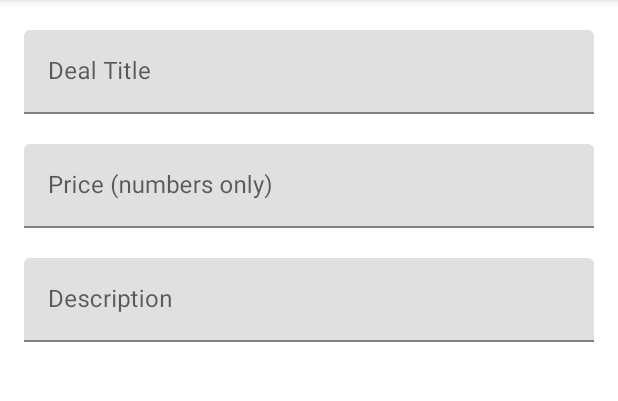
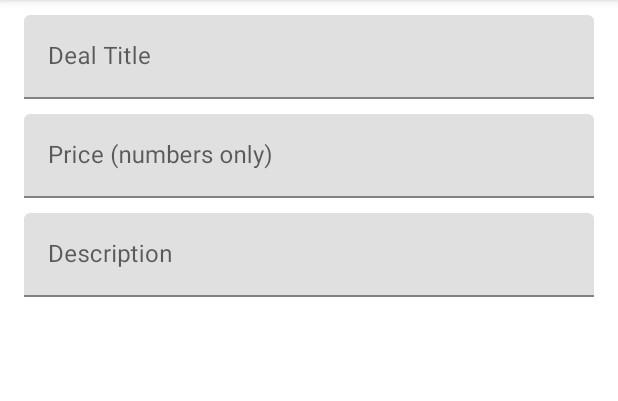
Before and after one commit to petekmunz/Travelmantics, an Android app: the DealActivity screen opened directly, with no data from a screen before it, on a phone screen of 412 x 824 dp, the part 84-485 px from its top. Run offline under Robolectric (Android 15) with nearby library versions, the phone set to English and light mode, and no system bars; our stand-ins replace Firebase (no records; nobody signed in at launch, a user with empty details on screens opened directly), data binding.

Commit message:
Removed log messages in viewmodels, changed dimension text_margin_large value, and wrapped Constraint layout in activity_deal in a Linear Layout

```diff
--- a/app/src/main/java/com/petermunyao/travelmantics/viewmodels/FirebaseUtilViewModel.java
+++ b/app/src/main/java/com/petermunyao/travelmantics/viewmodels/FirebaseUtilViewModel.java
@@ -1,7 +1,6 @@
 package com.petermunyao.travelmantics.viewmodels;
 
 import android.app.Application;
-import android.util.Log;
 
 import androidx.annotation.NonNull;
 import androidx.lifecycle.AndroidViewModel;
@@ -32,10 +31,8 @@ public class FirebaseUtilViewModel extends AndroidViewModel {
                         DocumentSnapshot document = task.getResult();
                         if (document.exists()) {
                             mAdminStatus.setValue(true);
-                            Log.d("IS ADMIN", "IS TRUE");
                         } else {
                             mAdminStatus.setValue(false);
-                            Log.d("IS ADMIN", "IS FALSE");
                         }
                     }
                 });
--- a/app/src/main/java/com/petermunyao/travelmantics/viewmodels/ListActivityViewModel.java
+++ b/app/src/main/java/com/petermunyao/travelmantics/viewmodels/ListActivityViewModel.java
@@ -1,7 +1,6 @@
 package com.petermunyao.travelmantics.viewmodels;
 
 import android.app.Application;
-import android.util.Log;
 
 import androidx.annotation.NonNull;
 import androidx.lifecycle.AndroidViewModel;
@@ -34,7 +33,6 @@ public class ListActivityViewModel extends AndroidViewModel {
                 for (QueryDocumentSnapshot doc : queryDocumentSnapshots) {
                     TravelDeal travelDeal = doc.toObject(TravelDeal.class);
                     list.add(travelDeal);
-                    Log.d("IT WORKS", "SEE");
                 }
                 mLiveData.setValue(list);
             }
--- a/app/src/main/res/layout/activity_deal.xml
+++ b/app/src/main/res/layout/activity_deal.xml
@@ -3,9 +3,15 @@
     xmlns:app="http://schemas.android.com/apk/res-auto"
     xmlns:tools="http://schemas.android.com/tools">
 
+    <LinearLayout
+        android:layout_width="match_parent"
+        android:layout_height="match_parent"
+        android:weightSum="3"
+        android:orientation="vertical">
         <androidx.constraintlayout.widget.ConstraintLayout
             android:layout_width="match_parent"
-        android:layout_height="match_parent"
+            android:layout_height="0dp"
+            android:layout_weight="2"
             tools:context=".views.DealActivity">
 
             <com.google.android.material.textfield.TextInputLayout
@@ -31,6 +37,7 @@
                 android:id="@+id/etxtPriceLayout"
                 android:layout_width="0dp"
                 android:layout_height="wrap_content"
+                android:layout_marginTop="@dimen/text_margin_large"
                 app:layout_constraintEnd_toEndOf="@+id/etxtTitleLayout"
                 app:layout_constraintHorizontal_bias="0.0"
                 app:layout_constraintStart_toStartOf="@+id/etxtTitleLayout"
@@ -40,7 +47,6 @@
                     android:id="@+id/etxtPrice"
                     android:layout_width="match_parent"
                     android:layout_height="wrap_content"
-                android:layout_marginTop="20dp"
                     android:hint="@string/price_hint"
                     android:inputType="numberDecimal" />
             </com.google.android.material.textfield.TextInputLayout>
@@ -49,6 +55,7 @@
                 android:id="@+id/etxtDescriptionLayout"
                 android:layout_width="0dp"
                 android:layout_height="wrap_content"
+                android:layout_marginTop="@dimen/text_margin_large"
                 app:layout_constraintEnd_toEndOf="@+id/etxtTitleLayout"
                 app:layout_constraintHorizontal_bias="0.0"
                 app:layout_constraintStart_toStartOf="@+id/etxtTitleLayout"
@@ -58,7 +65,6 @@
                     android:id="@+id/etxtDescription"
                     android:layout_width="match_parent"
                     android:layout_height="wrap_content"
-                android:layout_marginTop="20dp"
                     android:hint="@string/description_hint" />
             </com.google.android.material.textfield.TextInputLayout>
 
@@ -72,17 +78,14 @@
                 app:layout_constraintStart_toStartOf="@+id/etxtTitleLayout"
                 app:layout_constraintTop_toBottomOf="@+id/etxtDescriptionLayout" />
 
+        </androidx.constraintlayout.widget.ConstraintLayout>
         <ImageView
             android:id="@+id/image"
-            android:layout_width="0dp"
-            android:layout_height="200dp"
-            android:layout_marginBottom="8dp"
+            android:layout_width="match_parent"
+            android:layout_height="0dp"
+            android:layout_weight="1"
             android:padding="10dp"
-            app:layout_constraintBottom_toBottomOf="parent"
-            app:layout_constraintEnd_toEndOf="parent"
-            app:layout_constraintHorizontal_bias="0.0"
-            app:layout_constraintStart_toStartOf="parent"
             app:srcCompat="@android:drawable/screen_background_light_transparent"
             android:contentDescription="@string/image_description"/>
-    </androidx.constraintlayout.widget.ConstraintLayout>
+    </LinearLayout>
 </layout>
--- a/app/src/main/res/values/dimens.xml
+++ b/app/src/main/res/values/dimens.xml
@@ -1,5 +1,5 @@
 <?xml version="1.0" encoding="utf-8"?>
 <resources>
     <dimen name="text_margin_standard">16dp</dimen>
-    <dimen name="text_margin_large">20dp</dimen>
+    <dimen name="text_margin_large">10dp</dimen>
 </resources>
```
Lines whose indentation alone changed are shown as unchanged.
